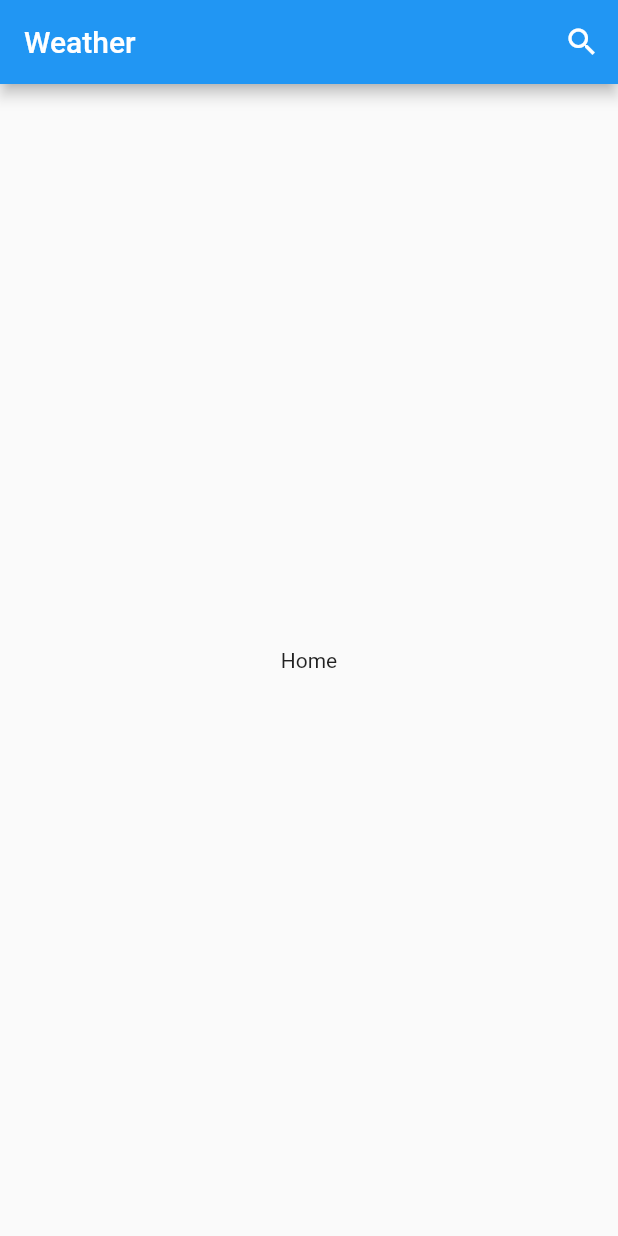
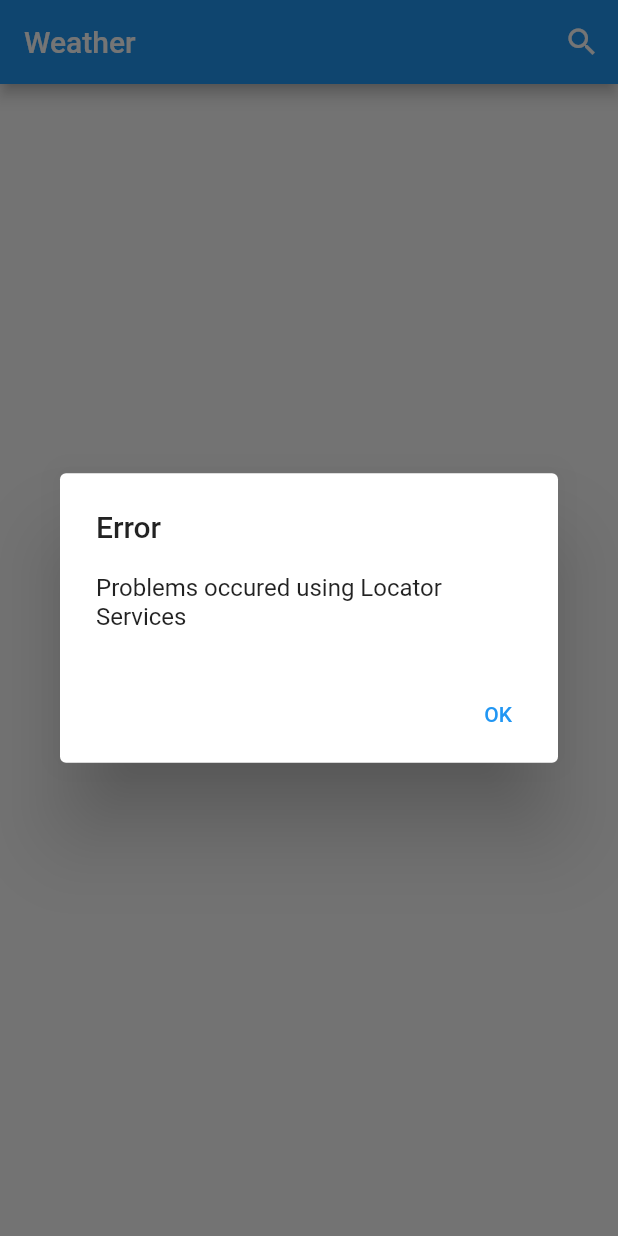
Before and after one commit to massimilianoporzio/weather_cubit, a Flutter app: the screen it shows after launch, on a phone screen of 412 x 824 dp. Run offline on Flutter 3.47's test engine with Material 2 defaults, Android fonts, the light colour scheme and no system bars; our stand-ins replace bloc, dartz, envied, equatable, flutter_bloc, geolocator and 1 more; generated files the repository leaves out were written again.

Commit message:
errorDialog ed eccezioni

```diff
--- a/lib/features/weather/data/datasources/remote_datasource_impl.dart
+++ b/lib/features/weather/data/datasources/remote_datasource_impl.dart
@@ -120,8 +120,8 @@ class RemoteDataSourceImpl implements RemoteDataSource {
       return city;
     } on ServerException {
       rethrow;
-    } on Exception {
-      throw GenericException();
+    } on Exception catch (e) {
+      throw GenericException(message: e.toString());
     }
   }
 
--- a/lib/features/weather/data/repositories/weather_repository_impl.dart
+++ b/lib/features/weather/data/repositories/weather_repository_impl.dart
@@ -58,9 +58,13 @@ class WeatherRepositoryImpl implements WeatherRepository {
           name: directGeocoding.name, country: directGeocoding.country);
 
       return Right(weather);
+    } on ServerException catch (se) {
+      return Left(ServerFailure(errMsg: se.msg));
     } on GeolocatorException catch (ge) {
       return Left(LocationServiceFailure(errMsg: ge.message));
-    } on Exception {
+    } on GenericException catch (e) {
+      return Left(GenericFailure(errMsg: e.message));
+    } on Exception catch (e) {
       return const Left(GenericFailure());
     }
   }
--- a/lib/features/weather/presentation/pages/home_page.dart
+++ b/lib/features/weather/presentation/pages/home_page.dart
@@ -1,5 +1,6 @@
 import 'package:flutter/material.dart';
 import 'package:flutter_bloc/flutter_bloc.dart';
+import 'package:openweather_cubit/core/presentation/widgets/error_dialog.dart';
 import 'package:openweather_cubit/features/weather/presentation/cubit/weather_cubit.dart';
 import 'package:openweather_cubit/features/weather/presentation/pages/search_page.dart';
 
@@ -46,7 +47,60 @@ class _HomePageState extends State<HomePage> {
           )
         ],
       ),
-      body: const Center(child: Text('Home')),
+      body: _showWeather(),
+    );
+  }
+
+  Widget _showWeather() {
+    return BlocConsumer<WeatherCubit, WeatherState>(
+      listener: (context, state) {
+        if (state.status == WeatherStatus.error) {
+          errorDialog(context, errorMsg: state.message);
+        }
+      },
+      builder: (context, state) {
+        if (state.status == WeatherStatus.initial) {
+          return const Center(
+            child: Text(
+              'Select a city',
+              style: TextStyle(fontSize: 20),
+            ),
+          );
+        } else if (state.status == WeatherStatus.loading) {
+          return Center(
+            child: Column(
+              mainAxisAlignment: MainAxisAlignment.center,
+              children: const [
+                CircularProgressIndicator(),
+                SizedBox(
+                  height: 10,
+                ),
+                Text(
+                  'fetching Weather data...',
+                  style: TextStyle(fontSize: 18),
+                )
+              ],
+            ),
+          );
+        } else if (state.status == WeatherStatus.loaded) {
+          return Center(
+            child: Text(
+              state.weather.name,
+              style: const TextStyle(fontSize: 18),
+            ),
+          );
+        } else if (state.status == WeatherStatus.error &&
+            state.weather.name == '') {
+          return const Center(
+            child: Text(
+              'Select a city',
+              style: TextStyle(fontSize: 20),
+            ),
+          );
+        } else {
+          return SizedBox();
+        }
+      },
     );
   }
 }
```
Also changed, not shown: lib/core/errors/exceptions.dart (+6 -1 lines), lib/core/presentation/widgets/error_dialog.dart (added, +42 -0 lines).
